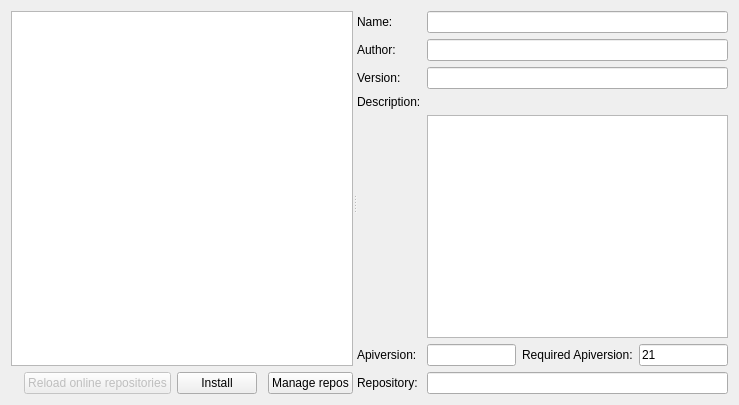
Qt form ressources/repository.ui (pathmann/pyTSon) before a commit.
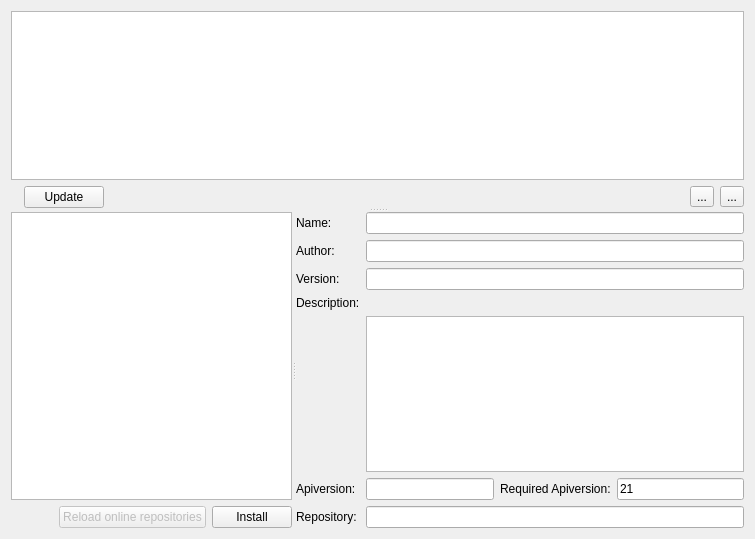
The same form after that commit. Icons and pictures are not drawn.

Commit message: merged repository dialogs; moved all plugin/dependency install code to class devtools.PluginInstaller

```diff
--- a/ressources/repository.ui
+++ b/ressources/repository.ui
@@ -6,15 +6,82 @@
    <rect>
     <x>0</x>
     <y>0</y>
-    <width>739</width>
-    <height>405</height>
+    <width>755</width>
+    <height>539</height>
    </rect>
   </property>
   <property name="windowTitle">
    <string>Form</string>
   </property>
+  <layout class="QVBoxLayout" name="verticalLayout_3">
+   <item>
+    <widget class="QSplitter" name="splitter_2">
+     <property name="orientation">
+      <enum>Qt::Vertical</enum>
+     </property>
+     <widget class="QWidget" name="layoutWidget">
   <layout class="QVBoxLayout" name="verticalLayout_2">
    <item>
+        <widget class="QListWidget" name="repositoryList"/>
+       </item>
+       <item>
+        <layout class="QHBoxLayout" name="horizontalLayout">
+         <item>
+          <widget class="QLabel" name="masterloadingLabel">
+           <property name="text">
+            <string/>
+           </property>
+          </widget>
+         </item>
+         <item>
+          <widget class="QPushButton" name="updateButton">
+           <property name="text">
+            <string>Update</string>
+           </property>
+          </widget>
+         </item>
+         <item>
+          <spacer name="horizontalSpacer_2">
+           <property name="orientation">
+            <enum>Qt::Horizontal</enum>
+           </property>
+           <property name="sizeHint" stdset="0">
+            <size>
+             <width>40</width>
+             <height>20</height>
+            </size>
+           </property>
+          </spacer>
+         </item>
+         <item>
+          <widget class="QToolButton" name="addButton">
+           <property name="text">
+            <string>...</string>
+           </property>
+           <property name="icon">
+            <iconset theme="list-add">
+             <normaloff>.</normaloff>.</iconset>
+           </property>
+          </widget>
+         </item>
+         <item>
+          <widget class="QToolButton" name="deleteButton">
+           <property name="enabled">
+            <bool>true</bool>
+           </property>
+           <property name="text">
+            <string>...</string>
+           </property>
+           <property name="icon">
+            <iconset theme="list-remove">
+             <normaloff>.</normaloff>.</iconset>
+           </property>
+          </widget>
+         </item>
+        </layout>
+       </item>
+      </layout>
+     </widget>
     <widget class="QSplitter" name="splitter">
      <property name="orientation">
       <enum>Qt::Horizontal</enum>
@@ -50,26 +117,6 @@
            </property>
           </widget>
          </item>
-         <item>
-          <spacer name="horizontalSpacer">
-           <property name="orientation">
-            <enum>Qt::Horizontal</enum>
-           </property>
-           <property name="sizeHint" stdset="0">
-            <size>
-             <width>40</width>
-             <height>20</height>
-            </size>
-           </property>
-          </spacer>
-         </item>
-         <item>
-          <widget class="QPushButton" name="repositoryButton">
-           <property name="text">
-            <string>Manage repos</string>
-           </property>
-          </widget>
-         </item>
         </layout>
        </item>
       </layout>
@@ -199,6 +246,7 @@
         </widget>
        </item>
       </layout>
+      </widget>
      </widget>
     </widget>
    </item>
```
Lines whose indentation alone changed are shown as unchanged. The commit also changes 10 other files.
